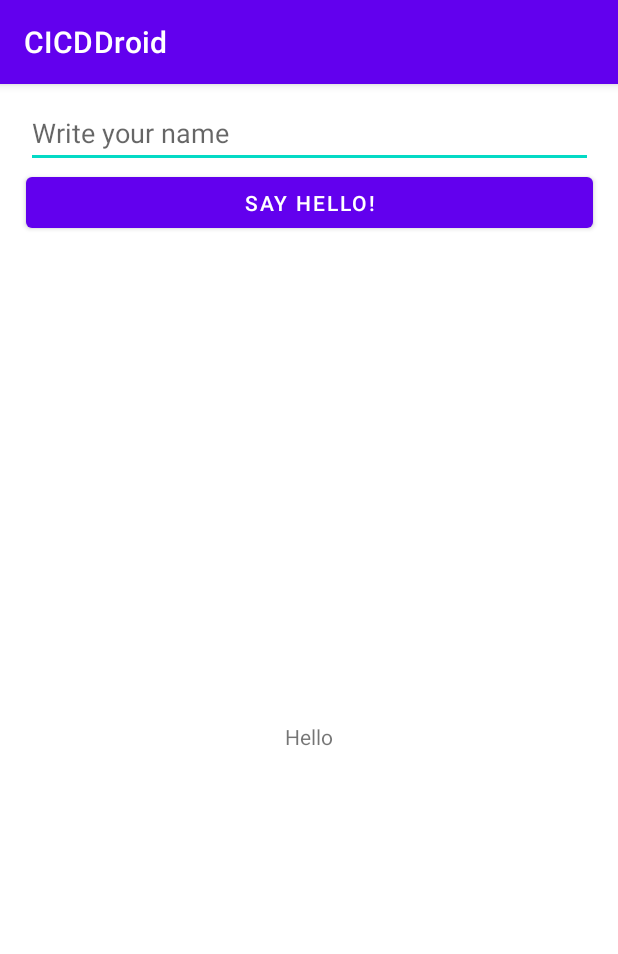
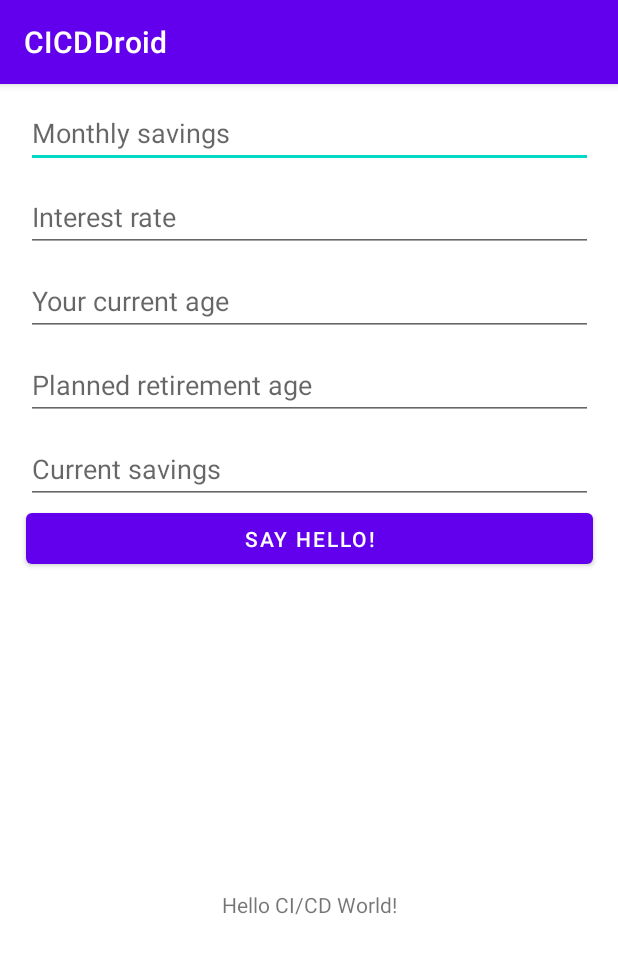
Before and after one commit to lordpacificsmartly/CICDAndroid, an Android app: the screen it shows after launch (MainActivity), after a tap on an icon or button, on a phone screen of 412 x 824 dp. Shown: the top 954 px of the screen. Run offline under Robolectric (Android 15) with nearby library versions, the phone set to English and light mode, and no system bars; libraries missing offline, so code that uses them is left out: com.microsoft.appcenter; 1 statement that could not run was skipped.

Commit message:
UI changes

```diff
--- a/app/src/main/java/com/example/cicddroid/MainActivity.kt
+++ b/app/src/main/java/com/example/cicddroid/MainActivity.kt
@@ -16,11 +16,11 @@ class MainActivity : AppCompatActivity() {
 
         AppCenter.start(application, "491c7c6a-fc98-4b51-b808-8a0fc9a667ca", Analytics::class.java, Crashes::class.java)
 
-        val nameEditText = findViewById<EditText>(R.id.nameTextView)
+        val nameEditText = findViewById<EditText>(R.id.monthlyTextView)
         val greetingTextView = findViewById<TextView>(R.id.greetingTextView)
         val helloButton = findViewById<Button>(R.id.helloBUtton)
         helloButton.setOnClickListener{
-            "Hello${nameEditText.text}".also { greetingTextView.text = it }
+            throw Exception("Something wrong happened!")
         }
     }
 }
--- a/app/src/main/res/layout/activity_main.xml
+++ b/app/src/main/res/layout/activity_main.xml
@@ -17,19 +17,79 @@
         app:layout_constraintTop_toBottomOf="@+id/helloBUtton" />
 
     <EditText
-        android:id="@+id/nameTextView"
+        android:id="@+id/monthlyTextView"
         android:layout_width="378dp"
         android:layout_height="46dp"
         android:ems="10"
         android:autofillHints="name"
         android:inputType="textPersonName"
-        android:hint="@string/write_your_name"
+        android:hint="@string/monthly_savings"
         android:layout_marginStart="10dp"
         android:layout_marginEnd="10dp"
         android:layout_marginTop="10dp"
         app:layout_constraintEnd_toEndOf="parent"
         app:layout_constraintStart_toStartOf="parent"
         app:layout_constraintTop_toTopOf="parent"/>
+
+    <EditText
+        android:id="@+id/interestTextView"
+        android:layout_width="378dp"
+        android:layout_height="46dp"
+        android:ems="10"
+        android:autofillHints="name"
+        android:inputType="textPersonName"
+        android:hint="Interest rate"
+        android:layout_marginStart="10dp"
+        android:layout_marginEnd="10dp"
+        android:layout_marginTop="10dp"
+        app:layout_constraintEnd_toEndOf="parent"
+        app:layout_constraintStart_toStartOf="parent"
+        app:layout_constraintTop_toBottomOf="@id/monthlyTextView"/>
+
+    <EditText
+        android:id="@+id/ageTextView"
+        android:layout_width="378dp"
+        android:layout_height="46dp"
+        android:ems="10"
+        android:autofillHints="name"
+        android:inputType="textPersonName"
+        android:hint="Your current age"
+        android:layout_marginStart="10dp"
+        android:layout_marginEnd="10dp"
+        android:layout_marginTop="10dp"
+        app:layout_constraintEnd_toEndOf="parent"
+        app:layout_constraintStart_toStartOf="parent"
+        app:layout_constraintTop_toBottomOf="@id/interestTextView"/>
+
+    <EditText
+        android:id="@+id/plannedTextView"
+        android:layout_width="378dp"
+        android:layout_height="46dp"
+        android:ems="10"
+        android:autofillHints="name"
+        android:inputType="textPersonName"
+        android:hint="Planned retirement age"
+        android:layout_marginStart="10dp"
+        android:layout_marginEnd="10dp"
+        android:layout_marginTop="10dp"
+        app:layout_constraintEnd_toEndOf="parent"
+        app:layout_constraintStart_toStartOf="parent"
+        app:layout_constraintTop_toBottomOf="@id/ageTextView"/>
+
+    <EditText
+        android:id="@+id/savingsTextView"
+        android:layout_width="378dp"
+        android:layout_height="46dp"
+        android:ems="10"
+        android:autofillHints="name"
+        android:inputType="textPersonName"
+        android:hint="Current savings"
+        android:layout_marginStart="10dp"
+        android:layout_marginEnd="10dp"
+        android:layout_marginTop="10dp"
+        app:layout_constraintEnd_toEndOf="parent"
+        app:layout_constraintStart_toStartOf="parent"
+        app:layout_constraintTop_toBottomOf="@id/plannedTextView"/>
 
     <Button
         android:id="@+id/helloBUtton"
@@ -39,6 +99,6 @@
         android:textColorHint="@color/white"
         app:layout_constraintEnd_toEndOf="parent"
         app:layout_constraintStart_toStartOf="parent"
-        app:layout_constraintTop_toBottomOf="@+id/nameTextView" />
+        app:layout_constraintTop_toBottomOf="@+id/savingsTextView" />
 
 </androidx.constraintlayout.widget.ConstraintLayout>
--- a/app/src/main/res/values/strings.xml
+++ b/app/src/main/res/values/strings.xml
@@ -3,6 +3,6 @@
 
     <string name="welcome_message">Hello, </string>
     <string name="hello_ci_cd_world">Hello CI/CD World!</string>
-    <string name="write_your_name">Write your name</string>
+    <string name="monthly_savings">Monthly savings</string>
     <string name="say_hello">SAY HELLO!</string>
 </resources>
```
